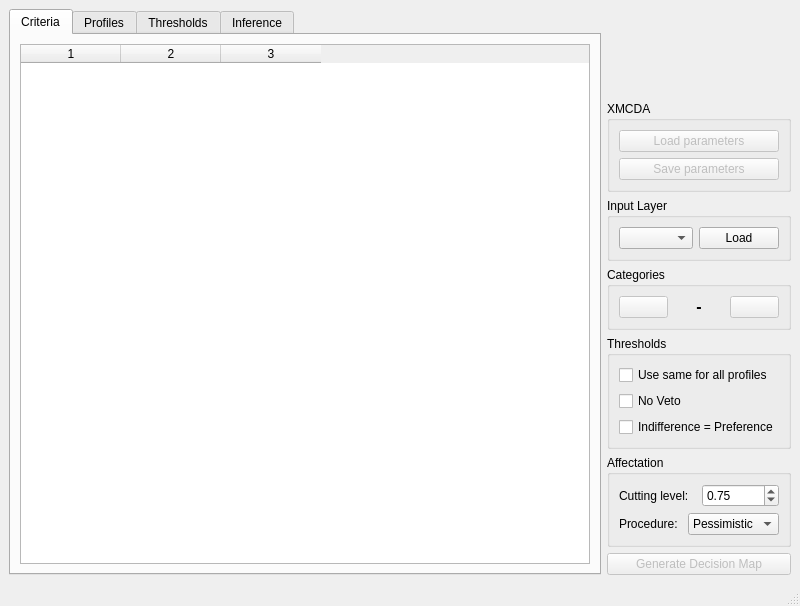
Above: ui/main_window.ui from oso/qgis-etri before the change. Below: the same form after it.
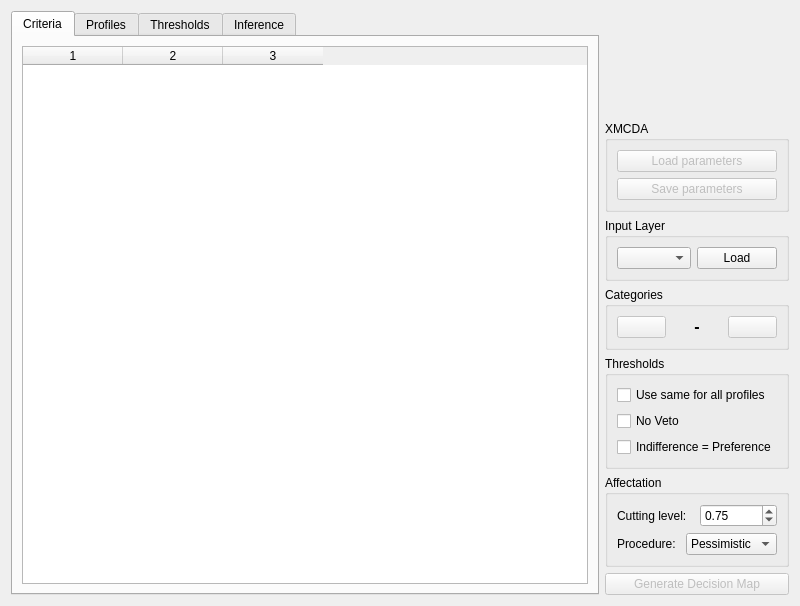
That is the form after the change. Icons and pictures are not drawn. Custom widgets are drawn as their Qt base class.

Commit message:
main_window: convert it to a dialog window
Using a QtMainWindow leads to problem with last version of pyqt:
it looks like the signal are not anymore generated... which is
annoying!
Moreover it is more logical to use a QDialog window.

What changed in the file:
```diff
--- a/ui/main_window.ui
+++ b/ui/main_window.ui
@@ -1,7 +1,7 @@
 <?xml version="1.0" encoding="UTF-8"?>
 <ui version="4.0">
  <class>main_window</class>
- <widget class="QMainWindow" name="main_window">
+ <widget class="QDialog" name="main_window">
   <property name="geometry">
    <rect>
     <x>0</x>
@@ -13,9 +13,8 @@
   <property name="windowTitle">
    <string>Electre Tri</string>
   </property>
-  <widget class="QWidget" name="centralwidget">
-   <layout class="QGridLayout" name="gridLayout">
-    <item row="0" column="0">
+  <layout class="QHBoxLayout" name="horizontalLayout">
+   <item>
      <widget class="QTabWidget" name="tab_parameters">
       <property name="currentIndex">
        <number>0</number>
@@ -293,7 +292,7 @@
       </widget>
      </widget>
     </item>
-    <item row="0" column="1">
+   <item>
      <layout class="QVBoxLayout" name="right_layout">
       <item>
        <spacer name="spacer_top">
@@ -524,18 +523,6 @@
      </layout>
     </item>
    </layout>
-  </widget>
-  <widget class="QMenuBar" name="menubar">
-   <property name="geometry">
-    <rect>
-     <x>0</x>
-     <y>0</y>
-     <width>800</width>
-     <height>22</height>
-    </rect>
-   </property>
-  </widget>
-  <widget class="QStatusBar" name="statusbar"/>
  </widget>
  <customwidgets>
   <customwidget>
```
Left out of the diff: 2 changed lines with no effect on the pictures. Lines whose indentation alone changed are shown as unchanged. The commit also changes 3 other files.
